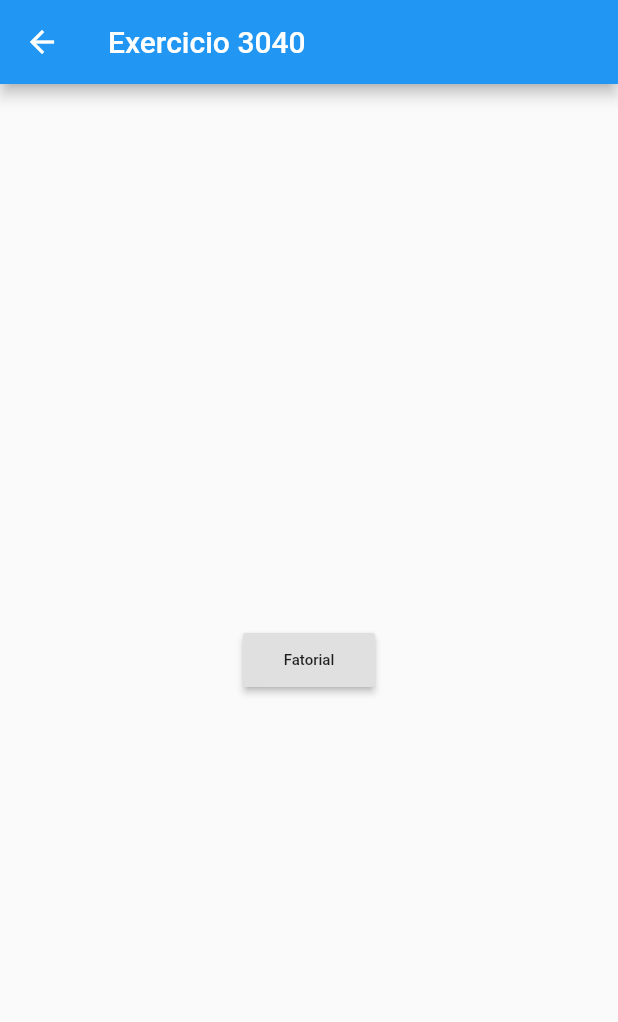
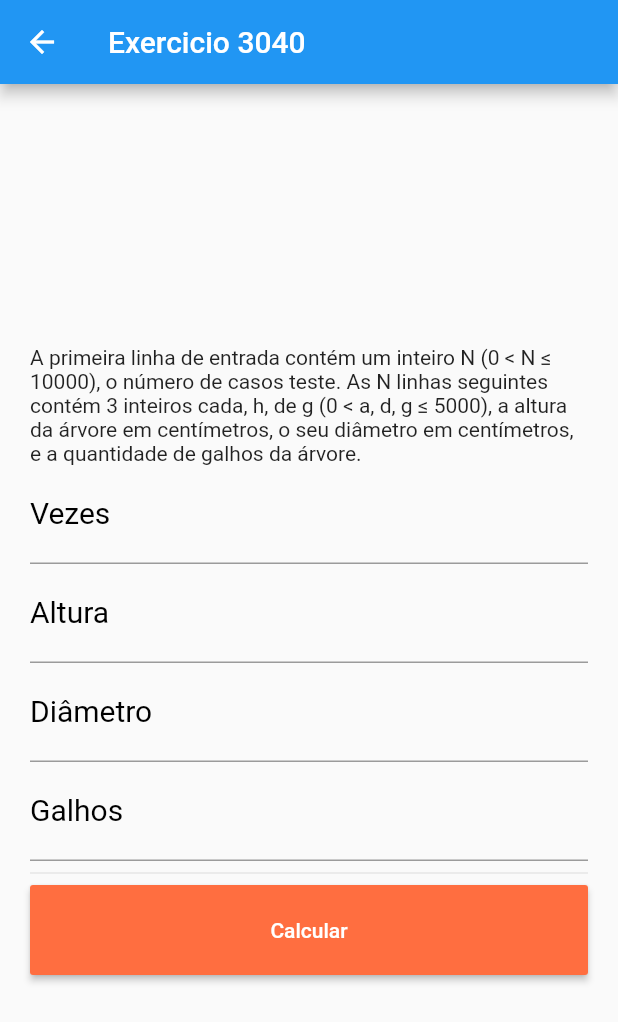
Before and after one commit to IsmaelPires/exercicios_uri, a Flutter app: the Exercicio3040 screen opened directly, on a phone screen of 412 x 824 dp. Shown: the top 1022 px of the screen. Run offline on Flutter 3.47's test engine with Material 2 defaults, Android fonts, the phone set to English and light mode, and no system bars.

Commit message:
Exercício 3040 imcompleto; Alterações necessárias;

```diff
--- a/lib/exercicio_1001.dart
+++ b/lib/exercicio_1001.dart
@@ -25,6 +25,7 @@ class Exercicio1001 extends StatelessWidget {
   @override
   Widget build(BuildContext context) {
     return Scaffold(
+      resizeToAvoidBottomInset: false,
       appBar: AppBar(
         title: Text("Exercicio 1001"),
       ),
--- a/lib/exercicio_1009.dart
+++ b/lib/exercicio_1009.dart
@@ -29,11 +29,12 @@ class Exercicio1009 extends StatelessWidget {
   @override
   Widget build(BuildContext context) {
     return Scaffold(
+      resizeToAvoidBottomInset: false,
       appBar: AppBar(
         title: Text("Exercicio 1009"),
       ),
       body: Padding(
-        padding: EdgeInsets.all(20),
+        padding: EdgeInsets.all(10),
         child: Center(
           child: Column(
             crossAxisAlignment: CrossAxisAlignment.stretch,
--- a/lib/exercicio_1018.dart
+++ b/lib/exercicio_1018.dart
@@ -25,6 +25,7 @@ class Exercicio1018 extends StatelessWidget {
   @override
   Widget build(BuildContext context) {
     return Scaffold(
+      resizeToAvoidBottomInset: false,
       appBar: AppBar(
         title: Text("Exercicio 1018"),
       ),
--- a/lib/exercicio_2344.dart
+++ b/lib/exercicio_2344.dart
@@ -23,6 +23,7 @@ class Exercicio2344 extends StatelessWidget {
   @override
   Widget build(BuildContext context) {
     return Scaffold(
+      resizeToAvoidBottomInset: false,
       appBar: AppBar(
         title: Text("Exercicio 2344"),
       ),
--- a/lib/exercicio_3040.dart
+++ b/lib/exercicio_3040.dart
@@ -2,16 +2,24 @@ import 'package:flutter/material.dart';
 import 'package:flutter/services.dart';
 
 class Exercicio3040 extends StatelessWidget {
-  static const platform = const MethodChannel("fatorial_nativo");
+  static const platform = const MethodChannel("uri_exercicios");
 
-  String fatorial = "Exemplo";
+  final controllerVezes = TextEditingController();
+  final controllerAltura = TextEditingController();
+  final controllerDiametro = TextEditingController();
+  final controllerGalhos = TextEditingController();
 
-  Future _actionCalcularFatorial(valor) async {
-    int result = 0;
+  int restante = 0;
+  String resultado = "";
+  int i = 0;
+
+  Future _actionCalcularMedidas(vezes, altura, diametro, galhos) async {
+    String result = "";
 
     try {
-      result = await platform
-          .invokeMethod("actionCalcularFatorial", {"valor": valor});
+      result = await platform.invokeMethod("actionCalcularMedidas",
+          {"altura": altura, "diametro": diametro, "galhos": galhos});
+      resultado = result;
       print(">> Resultado:  $result");
     } on PlatformException catch (e) {
       print(e.message);
@@ -21,18 +29,93 @@ class Exercicio3040 extends StatelessWidget {
   @override
   Widget build(BuildContext context) {
     return Scaffold(
+      resizeToAvoidBottomInset: false,
       appBar: AppBar(
         title: Text("Exercicio 3040"),
       ),
-      body: Center(
-        child: RaisedButton(
-          child: Text(
-            "Fatorial",
-            style: TextStyle(fontSize: 10),
+      body: Padding(
+        padding: EdgeInsets.all(20),
+        child: Center(
+          child: Column(
+            crossAxisAlignment: CrossAxisAlignment.stretch,
+            mainAxisAlignment: MainAxisAlignment.center,
+            children: <Widget>[
+              Text(
+                  "A primeira linha de entrada contém um inteiro N (0 < N ≤ 10000), o número de casos teste. As N linhas seguintes contém 3 inteiros cada, h, de g (0 < a, d, g ≤ 5000), a altura da árvore em centímetros, o seu diâmetro em centímetros, e a quantidade de galhos da árvore."),
+              TextFormField(
+                controller: controllerVezes,
+                autofocus: false,
+                keyboardType: TextInputType.number,
+                style: new TextStyle(color: Colors.black, fontSize: 20),
+                decoration: InputDecoration(
+                    labelText: "Vezes",
+                    labelStyle: TextStyle(color: Colors.black)),
+              ),
+              TextFormField(
+                controller: controllerAltura,
+                autofocus: false,
+                keyboardType: TextInputType.number,
+                style: new TextStyle(color: Colors.black, fontSize: 20),
+                decoration: InputDecoration(
+                    labelText: "Altura",
+                    labelStyle: TextStyle(color: Colors.black)),
+              ),
+              TextFormField(
+                controller: controllerDiametro,
+                autofocus: false,
+                keyboardType: TextInputType.number,
+                style: new TextStyle(color: Colors.black, fontSize: 20),
+                decoration: InputDecoration(
+                    labelText: "Diâmetro",
+                    labelStyle: TextStyle(color: Colors.black)),
+              ),
+              TextFormField(
+                controller: controllerGalhos,
+                autofocus: false,
+                keyboardType: TextInputType.number,
+                style: new TextStyle(color: Colors.black, fontSize: 20),
+                decoration: InputDecoration(
+                    labelText: "Galhos",
+                    labelStyle: TextStyle(color: Colors.black)),
+              ),
+              Divider(),
+              ButtonTheme(
+                height: 60.0,
+                child: RaisedButton(
+                  color: Colors.deepOrangeAccent,
+                  onPressed: () {
+                    _actionCalcularMedidas(
+                        int.parse(controllerVezes.text),
+                        int.parse(controllerAltura.text),
+                        int.parse(controllerDiametro.text),
+                        int.parse(controllerGalhos.text));
+                    return showDialog(
+                      context: context,
+                      builder: (context) {
+                        return AlertDialog(
+                          content: Text(resultado),
+                          title: new Text("Resultado"),
+                          actions: <Widget>[
+                            // define os botões na base do dialogo
+                            new FlatButton(
+                              child: new Text("Fechar"),
+                              onPressed: () {
+                                Navigator.of(context).pop();
+                              },
+                            ),
+                          ],
+                        );
+                      },
+                    );
+                  },
+                  child: Text(
+                    "Calcular",
+                    style: TextStyle(color: Colors.white),
+                  ),
+                ),
+              )
+            ],
           ),
-          onPressed: () {
-            _actionCalcularFatorial(5);
-          },
         ),
       ),
     );
```
Also changed, not shown: 1 other file.
